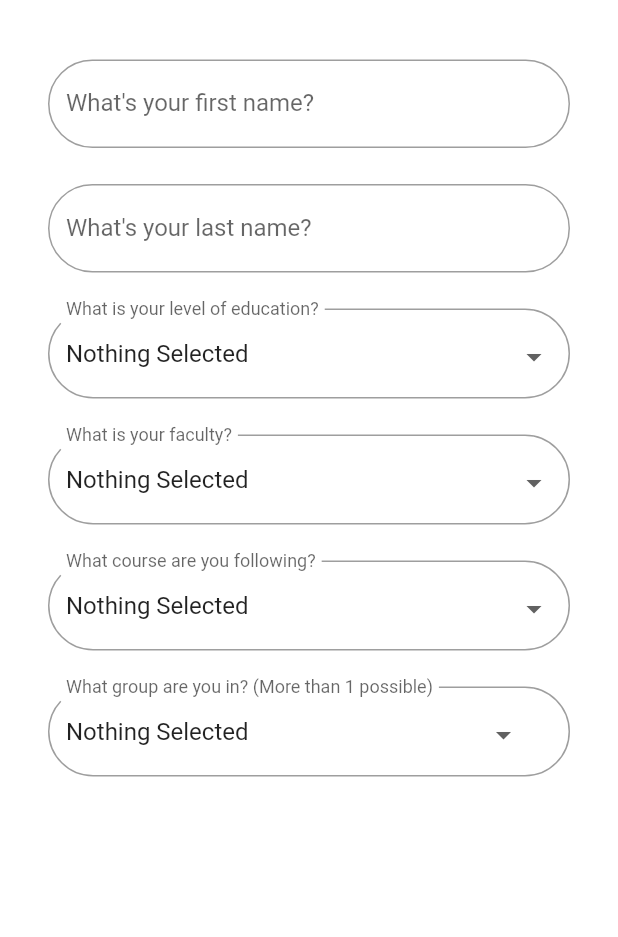
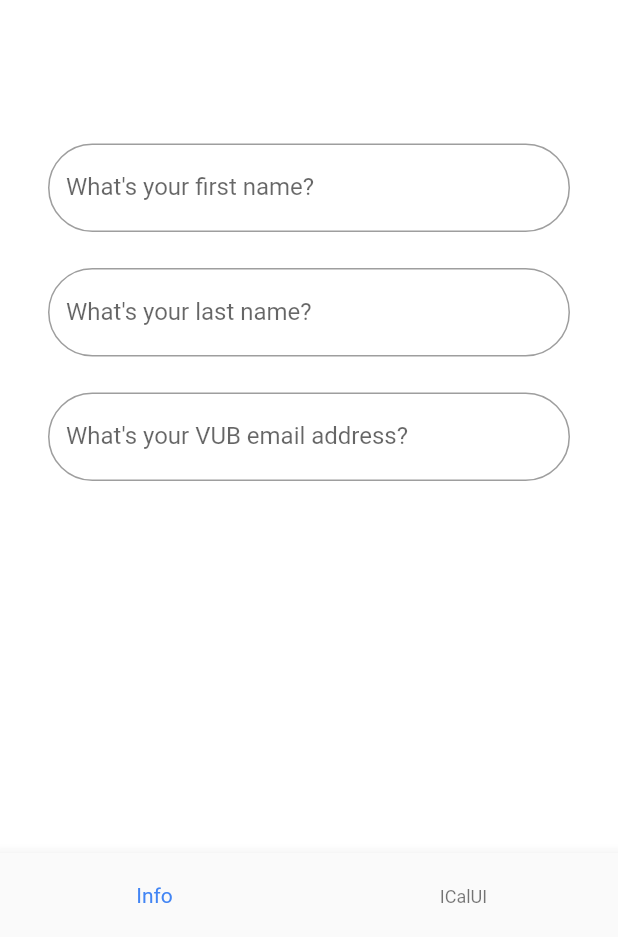
Before and after one commit to OsamaBinNaughty-hub/Hippo2.0, a Flutter app: the screen it shows after launch, on a phone screen of 412 x 824 dp, the part 299-1236 px from its top. Run offline on Flutter 3.47's test engine with Material 2 defaults, Android fonts, the light colour scheme and no system bars; our stand-ins replace get_it; project files that could hold a hidden picture were left out.

Commit message:
Implemented IndexedStack for Landing

```diff
--- a/hippo_v2/lib/controller/landing_page_controller.dart
+++ b/hippo_v2/lib/controller/landing_page_controller.dart
@@ -1,20 +1,30 @@
 import 'package:flutter/cupertino.dart';
 import 'package:flutter/material.dart';
-import 'package:hippo_v2/view/widget/landing_widgets/multiselect.dart';
 
 class LandingController extends ChangeNotifier{
   // call this function if you want to go to MainPage
   late Function(String) onAuthorization;
 
+  int _tab = 0;
+  int get tab => _tab;
+
+  nextTab(int index){
+    if(index == _tab) return;
+    _tab = index;
+    notifyListeners();
+  }
+
 
 
   TextEditingController firstNameController = new TextEditingController();
   TextEditingController lastNameController = new TextEditingController();
+  TextEditingController emailController = new TextEditingController();
 
   @override
   void dispose() {
     firstNameController.dispose();
     lastNameController.dispose();
+    emailController.dispose();
     super.dispose();
   }
 }
--- /dev/null
+++ b/hippo_v2/lib/view/page/first_landing_page.dart
@@ -0,0 +1,116 @@
+import 'package:flutter/material.dart';
+import 'package:flutter/services.dart';
+import 'package:hippo_v2/controller/landing_page_controller.dart';
+import 'package:hippo_v2/view/widget/base_view.dart';
+import 'package:hippo_v2/view/widget/landing_widgets/landing_textfield.dart';
+import 'package:hippo_v2/view/widget/landing_widgets/landing_title.dart';
+
+class FirstLanding extends StatefulWidget {
+  const FirstLanding({ Key? key }) : super(key: key);
+
+  @override
+  _FirstLandingState createState() => _FirstLandingState();
+}
+
+class _FirstLandingState extends State<FirstLanding> {
+  @override
+  Widget build(BuildContext context) {
+
+    // useful?
+    final onAuthorization = (String content) {
+      Navigator.popAndPushNamed(context, '/main');
+      ScaffoldMessenger.of(context).showSnackBar(
+        SnackBar(
+            content: Text(content)
+        ),
+      );
+    };
+
+    return BaseView<LandingController>(
+      onControllerReady: (controller){
+        //controller.onAuthorization = onAuthorization;
+      },
+      builder: (context, controller, child){
+        return Scaffold(
+          backgroundColor: Colors.white,
+          body: AnnotatedRegion<SystemUiOverlayStyle>(
+            value: SystemUiOverlayStyle.light,
+            child: GestureDetector(
+              onTap: () => FocusScope.of(context).unfocus(),
+              child: Stack(
+                children: [
+                  Container(
+                    height: double.infinity,
+                    width: double.infinity,
+                    decoration: BoxDecoration(
+                      color: Colors.white,
+                    ),
+                  ),
+                  Container(
+                    height: double.infinity,
+                    child: SingleChildScrollView(
+                      physics: AlwaysScrollableScrollPhysics(),
+                      padding: EdgeInsets.fromLTRB(0, 15.0, 0, 30.0),
+                      child: Padding(
+                        padding: const EdgeInsets.fromLTRB(32, 64, 32, 16),
+                        child: firstLanding(controller, context),
+                      ),
+                    ),
+                  ),
+                  //Image.asset("hippoDrawing.jpg"), //TODO: why doesn't this asset load?
+                ],
+              ),
+            ),
+          ),
+          //floatingActionButton: FAB(controller),
+        );
+      },
+    );
+  }
+}
+Widget FAB(LandingController controller){
+  return FloatingActionButton.extended(
+    onPressed: controller.nextTab(1),
+    label: Text("next"),
+    icon: Icon(Icons.navigate_next_rounded),
+    backgroundColor: Color(0xff4285F4),
+  );
+}
+
+Widget firstLanding(LandingController controller, BuildContext context){
+  return Column(
+    crossAxisAlignment: CrossAxisAlignment.start,
+    children: [
+      LandingTitle(
+        first: "Welcome",
+        second: "to",
+        third: "Hippo2.0",
+        fontFamily: "Playfair",
+        fontSize: 45.0,
+        color: "4285F4",
+        crossAxisAlignment: CrossAxisAlignment.start,
+      ),
+      SizedBox(height: 12*8,),
+      LandingTextField(
+          labelText: "What's your first name?",
+          validatorText: "That's weird... Don't you have a first name?",
+          keyBoardType: TextInputType.name,
+          textEditingController: controller.firstNameController
+      ),
+      SizedBox(height: 3*8,),
+      LandingTextField(
+          labelText: "What's your last name?",
+          validatorText: "That's weird... Don't you have a last name?",
+          keyBoardType: TextInputType.name,
+          textEditingController: controller.lastNameController
+      ),
+      SizedBox(height: 3*8,),
+      LandingTextField(
+          labelText: "What's your VUB email address?",
+          validatorText: "This doesn't look good?",
+          keyBoardType: TextInputType.emailAddress,
+          textEditingController: controller.emailController
+      ),
+    ],
+  );
+}
--- a/hippo_v2/lib/view/page/landing_page.dart
+++ b/hippo_v2/lib/view/page/landing_page.dart
@@ -1,237 +1,82 @@
 import 'package:flutter/cupertino.dart';
 import 'package:flutter/material.dart';
-import 'package:flutter/services.dart';
 import 'package:hippo_v2/controller/landing_page_controller.dart';
+import 'package:hippo_v2/view/page/first_landing_page.dart';
+import 'package:hippo_v2/view/page/second_landing_page.dart';
 import 'package:hippo_v2/view/widget/base_view.dart';
-import 'package:hippo_v2/view/widget/landing_widgets/multiselect.dart';
-import 'package:hippo_v2/view/widget/landing_widgets/landing_textfield.dart';
-import 'package:hippo_v2/view/widget/landing_widgets/landing_title.dart';
 
 //TODO: Dependable dropdowns made from previous choice in DropdownList() & DropdownMultiDialog()
 //TODO: Put DropdownList() & DropdownMultiDialog() in own file in landing_widgets dir
+//TODO: Delete BottomNavigationBar (ugly AF) & control the diff tabs with buttons, Using IndexedStack()
 /** IDEAS:
  * (https://stackoverflow.com/questions/39645641/best-way-to-implement-no-password-sign-in-with-firebase)
- * First name / Last name / vub mail adress / (maybe) student ID
- * Press next button //TODO: design next button
+ * First name / Last name / (vub) mail adress / (maybe) student ID
+ * Press next button
  * --> onPressed: TODO: no-signIn/signUp auth to firebase (https://stackoverflow.com/questions/39645641/best-way-to-implement-no-password-sign-in-with-firebase)
  * Always "logged in" with the TOKEN (while having user information on back-end side)
- * --> Why? : Problems to specific use
+ * --> Why? : Problems to specific users,...
 **/
 
-class Landing extends StatefulWidget {
-  const Landing({ Key? key }) : super(key: key);
+class Landing extends StatelessWidget {
+  const Landing({Key? key}) : super(key: key);
 
   @override
-  _LandingState createState() => _LandingState();
-}
+  Widget build(BuildContext context) {
 
-class _LandingState extends State<Landing> {
-  @override
-  Widget build(BuildContext context) {
-    final onAuthorization = (String content) {
-      Navigator.popAndPushNamed(context, '/main');
-      ScaffoldMessenger.of(context).showSnackBar(
-        SnackBar(
-            content: Text(content)
-        ),
-      );
-    };
+    // first
+    // first name | last name | email
+    final firstLanding = Navigator(
+      initialRoute: "/",
+      onGenerateRoute: (settings){
+        return MaterialPageRoute(
+            builder: (context) => FirstLanding(),
+        );
+      },
+    );
+
+    // second
+    // ICalUI: level | faculty | course | groups | subjects
+    final secondLanding = Navigator(
+      initialRoute: "/",
+      onGenerateRoute: (settings){
+        return MaterialPageRoute(
+          builder: (context) => SecondLanding(),
+        );
+      },
+    );
 
     return BaseView<LandingController>(
-      onControllerReady: (controller){
-        controller.onAuthorization = onAuthorization;
-      },
-      builder: (context, controller, child){
+      builder: (context, controller, child) {
         return Scaffold(
-          backgroundColor: Colors.white,
-          body: AnnotatedRegion<SystemUiOverlayStyle>(
-            value: SystemUiOverlayStyle.light,
-            child: GestureDetector(
-              onTap: () => FocusScope.of(context).unfocus(),
-              child: Stack(
-                children: [
-                  Container(
-                    height: double.infinity,
-                    width: double.infinity,
-                    decoration: BoxDecoration(
-                      color: Colors.white,
-                    ),
-                  ),
-                  Container(
-                    height: double.infinity,
-                    child: SingleChildScrollView(
-                      physics: AlwaysScrollableScrollPhysics(),
-                      padding: EdgeInsets.fromLTRB(0, 15.0, 0, 30.0),
-                      child: Padding(
-                        padding: const EdgeInsets.fromLTRB(32, 64, 32, 16),
-                        child: Column(
-                          crossAxisAlignment: CrossAxisAlignment.start,
-                          children: [
-                            LandingTitle(
-                              first: "Welcome",
-                              second: "to",
-                              third: "Hippo2.0",
-                              fontFamily: "Playfair",
-                              fontSize: 45.0,
-                              color: "4285F4",
-                              crossAxisAlignment: CrossAxisAlignment.start,
-                            ),
-                            SizedBox(height: 5*8,),
-                            LandingTextField(
-                                labelText: "What's your first name?",
-                                validatorText: "That's weird... Don't you have a first name?",
-                                keyBoardType: TextInputType.name,
-                                textEditingController: controller.firstNameController
-                            ),
-                            SizedBox(height: 3*8,),
-                            LandingTextField(
-                                labelText: "What's your last name?",
-                                validatorText: "That's weird... Don't you have a last name?",
-                                keyBoardType: TextInputType.name,
-                                textEditingController: controller.lastNameController
-                            ),
-                            SizedBox(height: 3*8,),
-                            DropdownList(
-                              labelText: 'What is your level of education?',
-                            ),
-                            SizedBox(height: 3*8,),
-                            DropdownList(
-                              labelText: 'What is your faculty?',
-                            ),
-                            SizedBox(height: 3*8,),
-                            DropdownList(
-                              labelText: 'What course are you following?',
-                            ),
-                            SizedBox(height: 3*8,),
-                            //DropdownList(labelText: 'What group are you in? (More than 1 possible)',),
-                            //SizedBox(height: 3*8,),
-                            DropdownMultiSelectDialog(
-                              labelText: "What group are you in? (More than 1 possible)",
-                            ),
-                          ],
-                        ),
-                      ),
-                    ),
-                  ),
-                ],
+          body: IndexedStack(
+            index: controller.tab,
+            children: [
+              firstLanding,
+              secondLanding,
+            ],
+          ),
+          bottomNavigationBar: BottomNavigationBar(
+            onTap: controller.nextTab,
+            currentIndex: controller.tab,
+            selectedIconTheme: IconThemeData(opacity: 0.0, size: 0), // for no icons
+            unselectedIconTheme: IconThemeData(opacity: 0.0, size: 0), // for no icons
+            selectedItemColor: Color(0xff4285F4),
+            items: [
+              BottomNavigationBarItem(
+                icon: Icon(Icons.lightbulb),
+                label: "Info",
               ),
-            ),
+              BottomNavigationBarItem(
+                icon: Icon(Icons.run_circle),
+                label: "ICalUI",
+              ),
+            ],
           ),
         );
+      },
+      onControllerReady: (controller){
+        // I don't know yet
       },
     );
   }
 }
-
-class DropdownList extends StatefulWidget {
-  final String labelText;
-  DropdownList({
-    required this.labelText
-  });
-
-  @override
-  _DropdownListState createState() => _DropdownListState();
-}
-
-class _DropdownListState extends State<DropdownList> {
-  String dropdownValue='Nothing Selected';
-
-  @override
-  Widget build(BuildContext context) {
-    return InputDecorator(
-      decoration: InputDecoration(
-          labelText: widget.labelText,
-          border: OutlineInputBorder(
-            borderRadius: BorderRadius.circular(40.0),
-          ),
-      ),
-      child: DropdownButtonHideUnderline(
-        child: Container(
-          height: 20.0,
-          child: DropdownButton(
-            value: dropdownValue,
-            onChanged: (String? newValue) {
-              setState(() {
-                dropdownValue = newValue!;
-              });
-            },
-            items: <String>['Nothing Selected', 'Bachelor', 'Master']
-                .map<DropdownMenuItem<String>>((String value) {
-              return DropdownMenuItem<String>(
-                value: value,
-                child: Text(value),
-              );
-            }).toList(),
-          ),
-        ),
-      ),
-    );
-  }
-}
-
-class DropdownMultiSelectDialog extends StatefulWidget {
-  const DropdownMultiSelectDialog({Key? key,
-    required this.labelText,
-  }) : super(key: key);
-  final String labelText;
-  @override
-  _DropdownMultiSelectDialogState createState() => _DropdownMultiSelectDialogState();
-}
-
-class _DropdownMultiSelectDialogState extends State<DropdownMultiSelectDialog> {
-  String dropdownValue='Nothing Selected';
-
-  @override
-  Widget build(BuildContext context) {
-    return GestureDetector(
-      onTap: ()=>showGroupMultiselect(context),
-      child: InputDecorator(
-        decoration: InputDecoration(
-          labelText: widget.labelText,
-          border: OutlineInputBorder(
-            borderRadius: BorderRadius.circular(40.0),
-          ),
-        ),
-        child: Container(
-          height: 20,
-          child: Row(
-            children: [
-              Text(
-                dropdownValue,
-                style: TextStyle(
-                  fontSize: 16
-                ),
-              ),
-              SizedBox(width: 158,),//SCUFFED AS FUCK MAAR IK GEEF GEEN FUCK...
-              Icon(
-                Icons.arrow_drop_down,
-                color: Colors.grey.shade700,
-              ),
-            ],
-          ),
-        ),
-      ),
-    );
-  }
-
-  //TODO: automatic showGroupMultiSelect.
-  //TODO: CANCEL/SUBMIT BUTTONS NOT WORKING ? ALTHOUGH IT WORKED BEFORE!!!! BULLSHIT
-  void showGroupMultiselect(BuildContext context) async {
-    final items = <MultiSelectDialogItem<int>>[
-      MultiSelectDialogItem(1, 'Group 1'),
-      MultiSelectDialogItem(2, 'Group 2'),
-      MultiSelectDialogItem(3, 'What the fuck is this bullshit code?'),
-    ];
-
-    final selectedValues = await showDialog<Set<int>>(
-      context: context,
-      builder: (BuildContext context) {
-        return MultiSelectDialog(
-          items: items,
-          initialSelectedValues: [].toSet(),
-        );
-      },
-    );
-    print(selectedValues);
-  }
-}
--- /dev/null
+++ b/hippo_v2/lib/view/page/second_landing_page.dart
@@ -0,0 +1,195 @@
+import 'package:flutter/material.dart';
+import 'package:flutter/services.dart';
+import 'package:hippo_v2/controller/landing_page_controller.dart';
+import 'package:hippo_v2/view/widget/base_view.dart';
+import 'package:hippo_v2/view/widget/landing_widgets/landing_title.dart';
+import 'package:hippo_v2/view/widget/landing_widgets/multiselect.dart';
+
+class SecondLanding extends StatefulWidget {
+  const SecondLanding({Key? key}) : super(key: key);
+
+  @override
+  _SecondLandingState createState() => _SecondLandingState();
+}
+
+class _SecondLandingState extends State<SecondLanding> {
+  @override
+  Widget build(BuildContext context) {
+    return BaseView<LandingController>(
+      onControllerReady: (controller){
+
+      },
+      builder: (context, controller, child){
+        return Scaffold(
+          backgroundColor: Colors.white,
+          body: AnnotatedRegion<SystemUiOverlayStyle>(
+            value: SystemUiOverlayStyle.light,
+            child: GestureDetector(
+              onTap: () => FocusScope.of(context).unfocus(),
+              child: Stack(
+                children: [
+                  Container(
+                    height: double.infinity,
+                    width: double.infinity,
+                    decoration: BoxDecoration(
+                      color: Colors.white,
+                    ),
+                  ),
+                  Container(
+                    height: double.infinity,
+                    child: SingleChildScrollView(
+                      physics: AlwaysScrollableScrollPhysics(),
+                      padding: EdgeInsets.fromLTRB(0, 15.0, 0, 30.0),
+                      child: Padding(
+                        padding: const EdgeInsets.fromLTRB(32, 64, 32, 16),
+                        child: secondLanding(controller, context),
+                      ),
+                    ),
+                  ),
+                  //Image.asset("hippoDrawing.jpg"),
+                ],
+              ),
+            ),
+          ),
+          //floatingActionButton: FAB(controller),
+        );
+      },
+    );
+  }
+}
+
+Widget secondLanding(LandingController controller, BuildContext context){
+  return Column(
+    crossAxisAlignment: CrossAxisAlignment.start,
+    children: [
+      LandingTitle(
+        first: "What",
+        second: "you",
+        third: "do",
+        fontFamily: "Playfair",
+        fontSize: 45.0,
+        color: "4285F4",
+        crossAxisAlignment: CrossAxisAlignment.start,
+      ),
+      SizedBox(height: 12*8,),
+      DropdownList(labelText: "What's your level of education?"),
+      SizedBox(height: 3*8,),
+      DropdownList(labelText: "What's your faculty?"),
+      SizedBox(height: 3*8,),
+      DropdownList(labelText: "Wich course are you following?"),
+    ],
+  );
+}
+
+class DropdownList extends StatefulWidget {
+  final String labelText;
+  DropdownList({
+    required this.labelText
+  });
+
+  @override
+  _DropdownListState createState() => _DropdownListState();
+}
+
+class _DropdownListState extends State<DropdownList> {
+  String dropdownValue='Nothing Selected';
+
+  @override
+  Widget build(BuildContext context) {
+    return InputDecorator(
+      decoration: InputDecoration(
+        labelText: widget.labelText,
+        border: OutlineInputBorder(
+          borderRadius: BorderRadius.circular(40.0),
+        ),
+      ),
+      child: DropdownButtonHideUnderline(
+        child: Container(
+          height: 20.0,
+          child: DropdownButton(
+            value: dropdownValue,
+            onChanged: (String? newValue) {
+              setState(() {
+                dropdownValue = newValue!;
+              });
+            },
+            items: <String>['Nothing Selected', 'Bachelor', 'Master']
+                .map<DropdownMenuItem<String>>((String value) {
+              return DropdownMenuItem<String>(
+                value: value,
+                child: Text(value),
+              );
+            }).toList(),
+          ),
+        ),
+      ),
+    );
+  }
+}
+
+class DropdownMultiSelectDialog extends StatefulWidget {
+  const DropdownMultiSelectDialog({Key? key,
+    required this.labelText,
+  }) : super(key: key);
+  final String labelText;
+  @override
+  _DropdownMultiSelectDialogState createState() => _DropdownMultiSelectDialogState();
+}
+
+class _DropdownMultiSelectDialogState extends State<DropdownMultiSelectDialog> {
+  String dropdownValue='Nothing Selected';
+
+  @override
+  Widget build(BuildContext context) {
+    return GestureDetector(
+      onTap: ()=>showGroupMultiselect(context),
+      child: InputDecorator(
+        decoration: InputDecoration(
+          labelText: widget.labelText,
+          border: OutlineInputBorder(
+            borderRadius: BorderRadius.circular(40.0),
+          ),
+        ),
+        child: Container(
+          height: 20,
+          child: Row(
+            children: [
+              Text(
+                dropdownValue,
+                style: TextStyle(
+                    fontSize: 16
+                ),
+              ),
+              SizedBox(width: 158,), //THIS IS SO SCUFFED, IDGAF THO. LOOKS GOOD.
+              Icon(
+                Icons.arrow_drop_down,
+                color: Colors.grey.shade700,
+              ),
+            ],
+          ),
+        ),
+      ),
+    );
+  }
+
+  //TODO: automatic showGroupMultiSelect.
+  //TODO: CANCEL/SUBMIT BUTTONS NOT WORKING ? ALTHOUGH IT WORKED BEFORE!!!! BULLSHIT
+  void showGroupMultiselect(BuildContext context) async {
+    final items = <MultiSelectDialogItem<int>>[
+      MultiSelectDialogItem(1, 'Group 1'),
+      MultiSelectDialogItem(2, 'Group 2'),
+      MultiSelectDialogItem(3, 'What the fuck is this bullshit code?'),
+    ];
+
+    final selectedValues = await showDialog<Set<int>>(
+      context: context,
+      builder: (BuildContext context) {
+        return MultiSelectDialog(
+          items: items,
+          initialSelectedValues: [].toSet(),
+        );
+      },
+    );
+    //print(selectedValues);
+  }
+}
--- a/hippo_v2/pubspec.yaml
+++ b/hippo_v2/pubspec.yaml
@@ -52,15 +52,15 @@ dev_dependencies:
 # The following section is specific to Flutter.
 flutter:
 
+
+  assets:
+    - assets/art/
   # The following line ensures that the Material Icons font is
   # included with your application, so that you can use the icons in
   # the material Icons class.
   uses-material-design: true
 
   # To add assets to your application, add an assets section, like this:
-  # assets:
-  #   - images/a_dot_burr.jpeg
-  #   - images/a_dot_ham.jpeg
 
   # An image asset can refer to one or more resolution-specific "variants", see
   # https://flutter.dev/assets-and-images/#resolution-aware.
```
Also changed, not shown: hippo_v2/assets/art/hippoDrawing.jpg (added).
